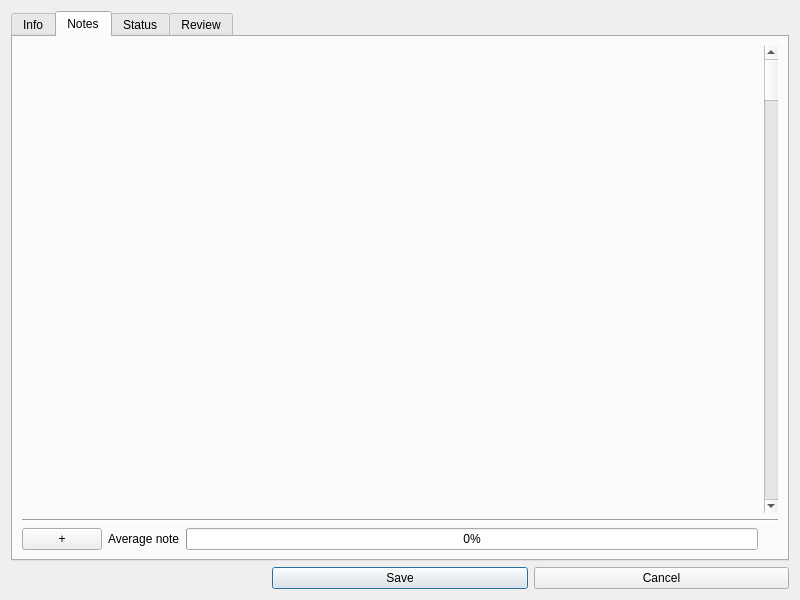
Old version of the form ui/DialogGameEdit.ui in the repository lukaszlukaszew/games-manager-pyqt.
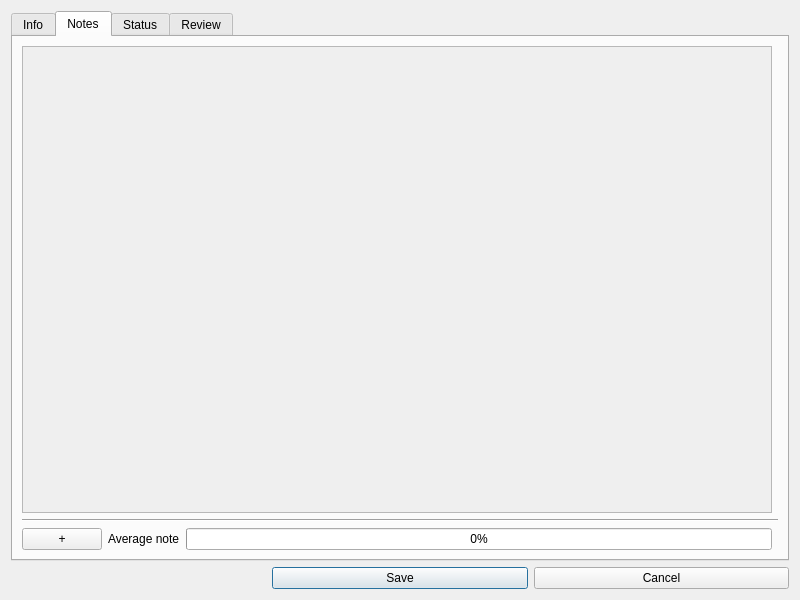
New version of the form. The open tabs and pages were chosen to show the change.

Commit message: Fixed bugs, added scroll to notes

Diff of the .ui file:
```diff
--- a/ui/DialogGameEdit.ui
+++ b/ui/DialogGameEdit.ui
@@ -142,9 +142,6 @@
        <string>Notes</string>
       </attribute>
       <layout class="QGridLayout" name="gridLayout_3">
-       <item row="0" column="0" colspan="3">
-        <layout class="QGridLayout" name="gridLayoutNotes"/>
-       </item>
        <item row="3" column="1">
         <widget class="QLabel" name="labelAvg">
          <property name="text">
@@ -165,16 +162,6 @@
          </property>
         </widget>
        </item>
-       <item row="0" column="3">
-        <widget class="QScrollBar" name="verticalScrollBarNotes">
-         <property name="enabled">
-          <bool>true</bool>
-         </property>
-         <property name="orientation">
-          <enum>Qt::Vertical</enum>
-         </property>
-        </widget>
-       </item>
        <item row="1" column="0" colspan="4">
         <widget class="Line" name="lineNotes">
          <property name="orientation">
@@ -189,6 +176,24 @@
          </property>
         </widget>
        </item>
+       <item row="0" column="0" colspan="3">
+        <widget class="QScrollArea" name="scrollArea">
+         <property name="widgetResizable">
+          <bool>true</bool>
+         </property>
+         <widget class="QWidget" name="scrollAreaWidgetContents">
+          <property name="geometry">
+           <rect>
+            <x>0</x>
+            <y>0</y>
+            <width>741</width>
+            <height>445</height>
+           </rect>
+          </property>
+          <layout class="QGridLayout" name="gridLayout_6"/>
+         </widget>
+        </widget>
+       </item>
       </layout>
      </widget>
      <widget class="QWidget" name="tabStatus">
```
The commit also changes 3 other files.
